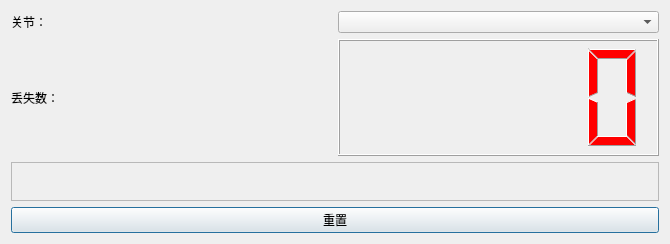
Qt form receiveerror.ui (lianglunfei/Robot2020-QT) before a commit.
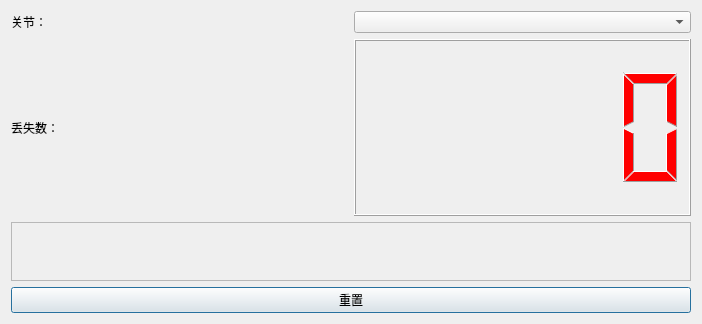
The same form after that commit.

Diff of the .ui file:
```diff
--- a/receiveerror.ui
+++ b/receiveerror.ui
@@ -6,8 +6,8 @@
    <rect>
     <x>0</x>
     <y>0</y>
-    <width>670</width>
-    <height>244</height>
+    <width>702</width>
+    <height>324</height>
    </rect>
   </property>
   <property name="windowTitle">
```
